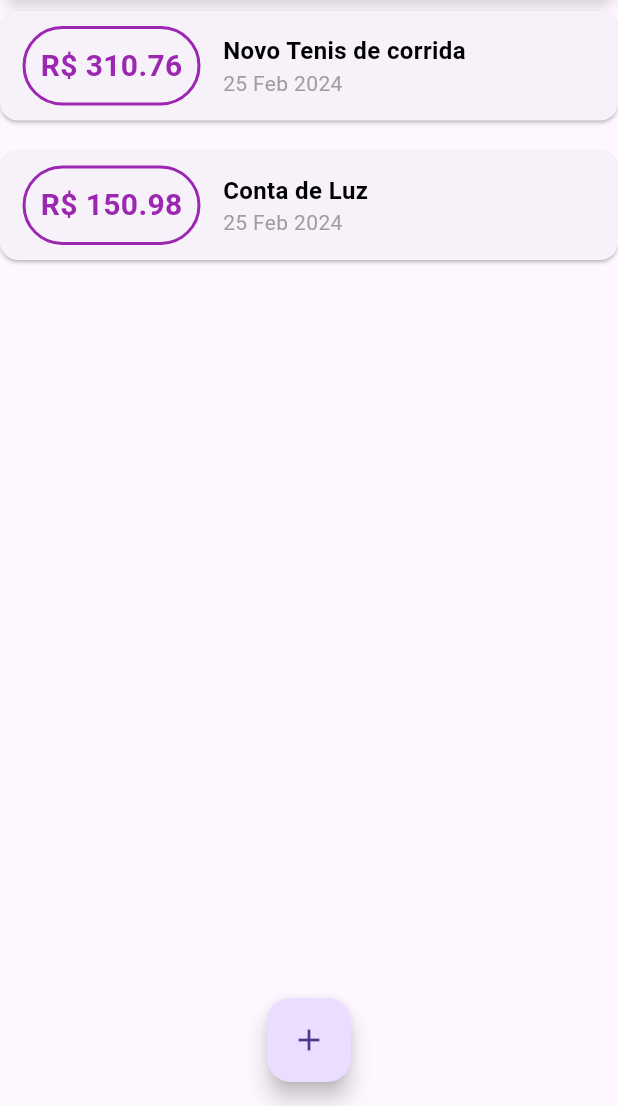
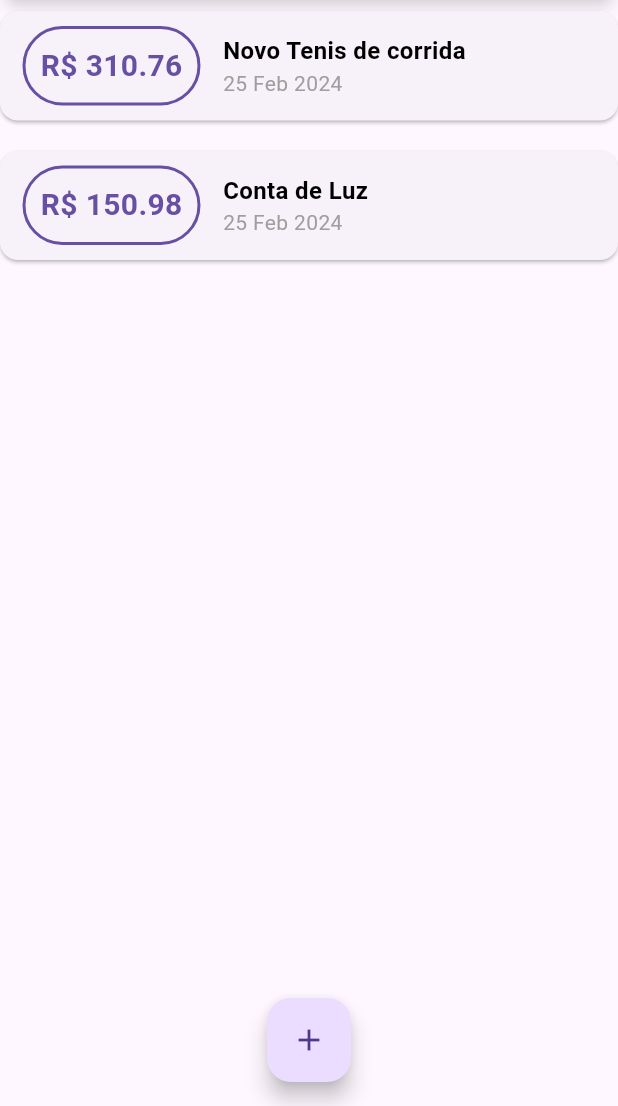
Before and after one commit to Rezende-Fabio/Despesas-Flutter, a Flutter app: the screen it shows after launch, on a phone screen of 412 x 824 dp, the part 130-1236 px from its top. Run offline on Flutter 3.47's test engine with Material 3 defaults, Android fonts, the phone set to English and light mode, and no system bars.

Commit message:
applying colors to the theme

```diff
--- a/lib/components/transection_list.dart
+++ b/lib/components/transection_list.dart
@@ -22,7 +22,10 @@ class TransactionList extends StatelessWidget {
                 Container(
                   margin: EdgeInsets.symmetric(horizontal: 15, vertical: 10),
                   decoration: BoxDecoration(
-                      border: Border.all(color: Colors.purple, width: 2),
+                      border: Border.all(
+                        color: Theme.of(context).primaryColor,
+                        width: 2,
+                      ),
                       borderRadius: BorderRadius.circular(50)),
                   padding: EdgeInsets.all(10),
                   child: Text(
@@ -30,7 +33,7 @@ class TransactionList extends StatelessWidget {
                     style: TextStyle(
                       fontWeight: FontWeight.bold,
                       fontSize: 20,
-                      color: Colors.purple,
+                      color: Theme.of(context).primaryColor,
                     ),
                   ),
                 ),
--- a/lib/main.dart
+++ b/lib/main.dart
@@ -13,6 +13,9 @@ class ExpensesApp extends StatelessWidget {
   Widget build(BuildContext context) {
     return MaterialApp(
       home: MyHomePage(),
+      theme: ThemeData(
+        primarySwatch: Colors.purple,
+      ),
     );
   }
 }
@@ -61,10 +64,7 @@ class _MyHomePageState extends State<MyHomePage> {
               color: Colors.white,
             ),
             titleTextStyle: const TextStyle(
-              color: Colors.white,
-              fontWeight: FontWeight.bold,
-              fontSize: 16
-            ),
+                color: Colors.white, fontWeight: FontWeight.bold, fontSize: 16),
             title: const Text("Aviso"),
             content: const Text("Cadastrado com sucesso"),
             actions: [
@@ -73,9 +73,7 @@ class _MyHomePageState extends State<MyHomePage> {
                 onPressed: () {
                   Navigator.of(context).pop();
                 },
-                style: TextButton.styleFrom(
-                  foregroundColor: Colors.white
-                ),
+                style: TextButton.styleFrom(foregroundColor: Colors.white),
               )
             ],
           );
```
